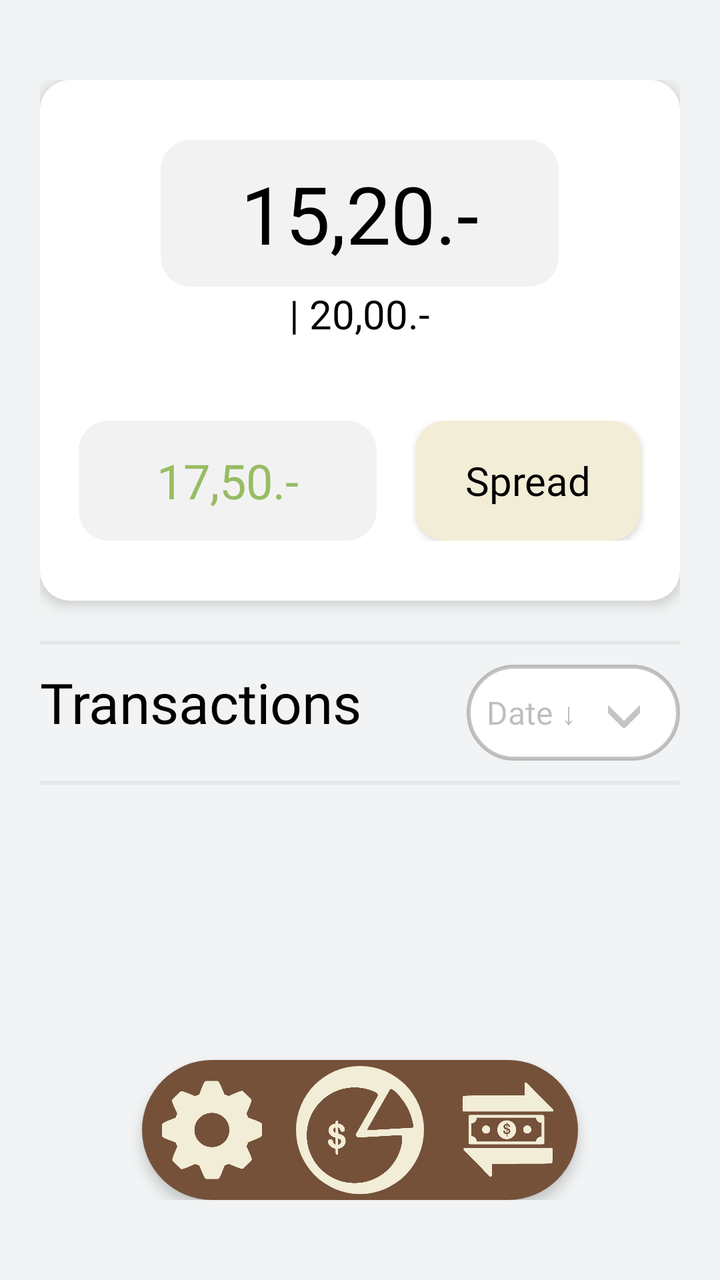
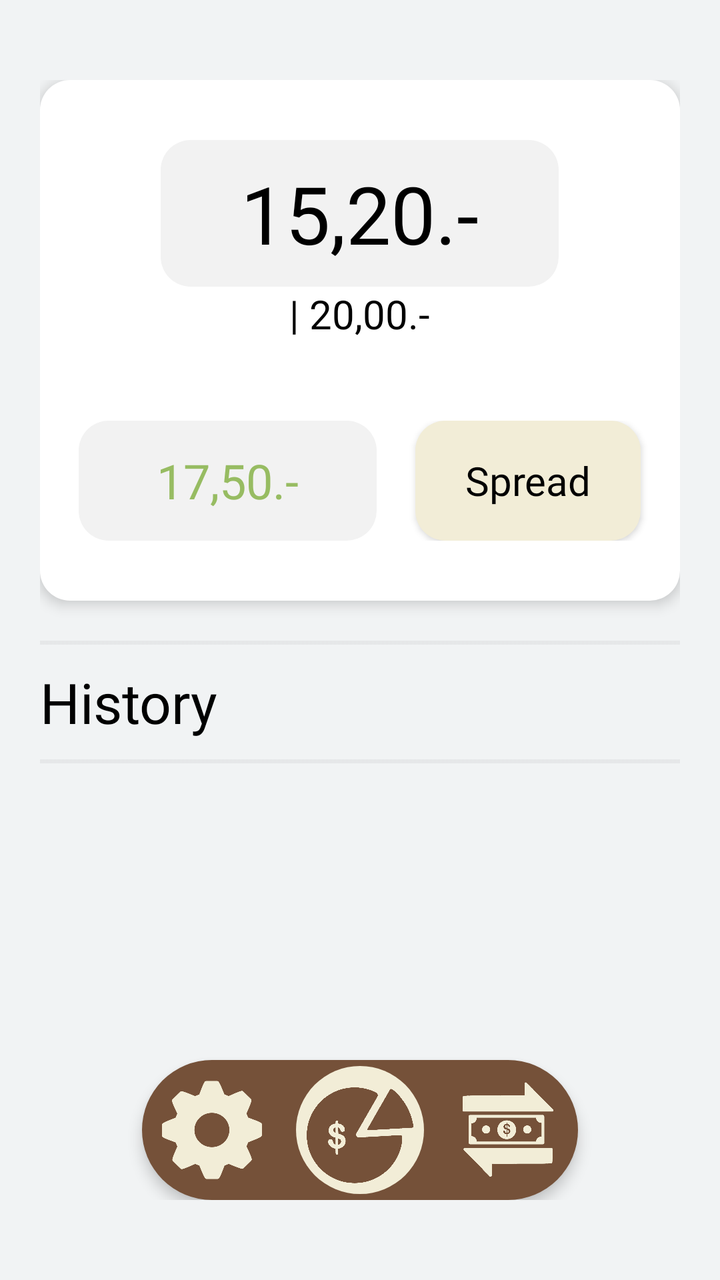

Two renders of the same Android screen: before a commit and after it. Below are the layout's source before the change and the commit's diff.
<!-- AndroidManifest.xml: application theme Theme.DailyFund -->
<!-- res/layout/activity_main.xml -->
<?xml version="1.0" encoding="utf-8"?>
<androidx.constraintlayout.widget.ConstraintLayout xmlns:android="http://schemas.android.com/apk/res/android"
    xmlns:app="http://schemas.android.com/apk/res-auto"
    xmlns:tools="http://schemas.android.com/tools"
    android:id="@+id/main"
    android:layout_width="match_parent"
    android:layout_height="match_parent"
    android:background="@color/black"
    tools:context=".MainActivity">

    <RelativeLayout xmlns:android="http://schemas.android.com/apk/res/android"
        xmlns:app="http://schemas.android.com/apk/res-auto"
        android:layout_width="match_parent"
        android:layout_height="match_parent"
        android:background="@color/salt"
        android:paddingLeft="20dp"
        android:paddingTop="40dp"
        android:paddingRight="20dp"
        android:paddingBottom="40dp">

        <LinearLayout
            android:id="@+id/ll_data"
            android:layout_width="match_parent"
            android:layout_height="wrap_content"
            android:background="@drawable/box_style"
            android:backgroundTint="@color/white"
            android:orientation="vertical"
            android:elevation="4dp">

            <View
                android:layout_width="match_parent"
                android:layout_height="30dp" />

            <TextView
                android:id="@+id/tv_daily_fund"
                android:layout_width="wrap_content"
                android:layout_height="wrap_content"
                android:text="15,20.-"
                android:textSize="40sp"
                android:textColor="@color/black"
                android:fontFamily="@font/inter_18pt_black"
                android:paddingStart="40dp"
                android:paddingEnd="40dp"
                android:paddingTop="10dp"
                android:paddingBottom="10dp"
                android:background="@drawable/box_style"
                android:layout_gravity="center" />

            <TextView
                android:id="@+id/tv_money_per_day"
                android:layout_width="wrap_content"
                android:layout_height="wrap_content"
                android:text="| 20,00.-"
                android:textSize="20sp"
                android:layout_gravity="center"
                android:textColor="@color/black"

                android:fontFamily="@font/inter_18pt_medium"/>

            <View
                android:layout_width="match_parent"
                android:layout_height="40dp" />

            <LinearLayout
                android:layout_width="match_parent"
                android:layout_height="60dp"
                android:orientation="horizontal">

                <View
                    android:layout_width="0dp"
                    android:layout_height="match_parent"
                    android:layout_weight="1" />

                <TextView
                    android:id="@+id/tv_balance"
                    android:layout_width="wrap_content"
                    android:layout_height="match_parent"
                    android:layout_weight="4"
                    android:text="17,50.-"
                    android:textSize="24sp"
                    android:textColor="@color/green"
                    android:fontFamily="@font/inter_18pt_black"
                    android:background="@drawable/box_style"
                    android:gravity="center" />

                <View
                    android:layout_width="0dp"
                    android:layout_height="match_parent"
                    android:layout_weight="1" />

                <Button
                    android:id="@+id/btn_spread"
                    android:layout_width="wrap_content"
                    android:layout_height="match_parent"
                    android:layout_weight="1"
                    android:text="@string/spread"
                    android:textSize="20sp"
                    android:textAllCaps="false"
                    android:textColor="@color/black"
                    android:fontFamily="@font/inter_18pt_semibold"
                    android:background="@drawable/box_style"
                    android:backgroundTint="@color/beige"
                    android:paddingStart="15dp"
                    android:paddingEnd="15dp" />

                <View
                    android:layout_width="0dp"
                    android:layout_height="match_parent"
                    android:layout_weight="1" />
            </LinearLayout>

            <View
                android:layout_width="match_parent"
                android:layout_height="30dp" />
        </LinearLayout>

        <ImageView
            android:id="@+id/iv_line1"
            android:layout_width="match_parent"
            android:layout_height="wrap_content"
            android:src="@drawable/line1"
            android:layout_marginTop="20dp"
            android:layout_marginBottom="10dp"
            android:scaleType="fitXY"
            android:layout_below="@id/ll_data" />
        <LinearLayout
            android:id="@+id/ll_transactions"
            android:layout_width="match_parent"
            android:layout_height="wrap_content"
            android:layout_below="@id/iv_line1"
            android:orientation="horizontal">

            <TextView
                android:id="@+id/tv_transactions_title"
                android:layout_width="0dp"
                android:layout_height="wrap_content"
                android:layout_weight="7"
                android:text="@string/transactions"
                android:textSize="28sp"
                android:textColor="@color/black"
                android:fontFamily="@font/inter_18pt_bold"/>

            <View
                android:layout_width="0dp"
                android:layout_height="match_parent"
                android:layout_weight="1" />

            <Button
                android:id="@+id/btn_sort"
                android:layout_width="0dp"
                android:layout_height="wrap_content"
                android:layout_weight="4"
                android:background="@drawable/sort_btn_bg"
                android:text="@string/date_sort"
                android:textAllCaps="false"
                android:textSize="16sp"
                android:textColor="@color/black_26"
                android:fontFamily="@font/inter_18pt_medium"
                android:gravity="start|center"
                android:paddingStart="10dp"
                android:paddingEnd="10dp"
                android:layout_gravity="center"
                />
        </LinearLayout>

        <ImageView
            android:layout_width="16dp"
            android:layout_height="16dp"
            android:src="@drawable/down_arrow"
            android:scaleType="centerCrop"
            app:tint="@color/black_23"
            android:layout_alignTop="@id/ll_transactions"
            android:layout_alignBottom="@id/ll_transactions"
            android:layout_alignEnd="@id/ll_transactions"
            android:layout_marginEnd="20dp"
            android:layout_marginBottom="2dp"/>

        <ImageView
            android:id="@+id/iv_line2"
            android:layout_width="match_parent"
            android:layout_height="wrap_content"
            android:src="@drawable/line1"
            android:layout_marginBottom="10dp"
            android:scaleType="fitXY"
            android:layout_below="@id/ll_transactions"
            android:layout_marginTop="10dp"/>

        <ListView
            android:id="@+id/lv_transactions"
            android:layout_width="match_parent"
            android:layout_height="wrap_content"
            android:layout_below="@id/iv_line2"
            android:layout_marginTop="5dp"/>

        <LinearLayout
            android:id="@+id/ll_navigation"
            android:layout_width="wrap_content"
            android:layout_height="wrap_content"
            android:layout_alignParentBottom="true"
            android:layout_centerInParent="true"
            android:background="@drawable/navigation_bar"
            android:orientation="horizontal"
            android:elevation="4dp">

            <ImageButton
                android:id="@+id/btn_settings"
                android:layout_width="64dp"
                android:layout_height="64dp"
                android:layout_marginTop="3dp"
                android:layout_marginBottom="3dp"
                android:layout_marginStart="3dp"
                android:background="@null"
                android:contentDescription="@string/navigate_to_settings"
                android:src="@drawable/settings_logo"
                android:scaleType="centerCrop"
                android:padding="7dp"
                app:tint="@color/beige" />

            <View
                android:layout_width="10dp"
                android:layout_height="match_parent" />

            <ImageView
                android:id="@+id/iv_main"
                android:layout_width="64dp"
                android:layout_height="64dp"
                android:layout_marginTop="3dp"
                android:layout_marginBottom="3dp"
                android:background="@drawable/navigation_btn_bg"
                android:src="@drawable/budget_logo"
                android:scaleType="centerCrop"
                android:padding="5dp"
                app:tint="@color/brown" />

            <View
                android:layout_width="10dp"
                android:layout_height="match_parent" />

            <ImageButton
                android:id="@+id/btn_transactions"
                android:layout_width="64dp"
                android:layout_height="64dp"
                android:layout_marginTop="3dp"
                android:layout_marginBottom="3dp"
                android:layout_marginEnd="3dp"
                android:paddingStart="10dp"
                android:paddingEnd="10dp"
                android:background="@null"
                android:contentDescription="@string/navigate_to_transaction"
                android:src="@drawable/transaction_logo"
                android:scaleType="centerCrop"
                android:padding="7dp"
                app:tint="@color/beige"/>
        </LinearLayout>
    </RelativeLayout>

</androidx.constraintlayout.widget.ConstraintLayout>
<!-- resources referenced by this layout -->
<resources>
  <color name="beige">#F2EDD7</color>
  <color name="black">#000000</color>
  <color name="black_23">#3B000000</color>
  <color name="black_26">#42000000</color>
  <color name="brown">#755139</color>
  <color name="green">#97BC62</color>
  <color name="salt">#F1F3F4</color>
  <color name="white">#FFFFFFFF</color>
  <!-- drawable box_style (drawable) -->
  <?xml version="1.0" encoding="utf-8"?>
  <selector xmlns:android="http://schemas.android.com/apk/res/android">
  
      <item>
          <shape>
              <solid android:color="@color/salt2"/>
              <corners android:radius="15dp"/>
          </shape>
      </item>
  </selector>
  <!-- drawable budget_logo: png bitmap (drawable, 60241 bytes) -->
  <!-- drawable down_arrow: png bitmap (drawable, 2806 bytes) -->
  <!-- drawable line1: png bitmap (drawable, 142 bytes) -->
  <!-- drawable navigation_bar (drawable) -->
  <?xml version="1.0" encoding="utf-8"?>
  <selector xmlns:android="http://schemas.android.com/apk/res/android">
  
      <item>
          <shape android:shape="rectangle">
              <solid android:color="@color/brown"/>
              <corners android:radius="40dp"/>
          </shape>
      </item>
  </selector>
  <!-- drawable navigation_btn_bg (drawable) -->
  <?xml version="1.0" encoding="utf-8"?>
  <selector xmlns:android="http://schemas.android.com/apk/res/android">
      <item>
          <shape android:shape="oval">
              <solid android:color="@color/beige"/>
          </shape>
      </item>
  </selector>
  <!-- drawable settings_logo: png bitmap (drawable, 33157 bytes) -->
  <!-- drawable sort_btn_bg (drawable) -->
  <?xml version="1.0" encoding="utf-8"?>
  <selector xmlns:android="http://schemas.android.com/apk/res/android">
      <item>
          <shape android:shape="rectangle">
              <solid android:color="@color/white"/>"/>
              <corners android:radius="30dp"/>
              <stroke android:width="2dp" android:color="@color/black_23"/>
          </shape>
      </item>
  </selector>
  <!-- drawable transaction_logo: png bitmap (drawable, 58359 bytes) -->
  <string name="date_sort">Date ↓</string>
  <string name="navigate_to_settings">Navigate to settings</string>
  <string name="navigate_to_transaction">Navigate to transactions menu</string>
  <string name="spread">Spread</string>
  <string name="transactions">Transactions</string>
  <style name="Theme.DailyFund" parent="Base.Theme.Dailyfundv2" />
  <color name="salt2">#F2F2F2</color>
  <style name="Base.Theme.Dailyfundv2" parent="Theme.AppCompat.Light.NoActionBar">
          
          
      </style>
</resources>

<!-- the commit's change to res/layout/activity_main.xml (unified diff, before → after) -->
@@ -123,57 +123,15 @@
             android:layout_marginBottom="10dp"
             android:scaleType="fitXY"
             android:layout_below="@id/ll_data" />
-        <LinearLayout
-            android:id="@+id/ll_transactions"
+        <TextView
+            android:id="@+id/tv_history_title"
             android:layout_width="match_parent"
             android:layout_height="wrap_content"
             android:layout_below="@id/iv_line1"
-            android:orientation="horizontal">
-
-            <TextView
-                android:id="@+id/tv_transactions_title"
-                android:layout_width="0dp"
-                android:layout_height="wrap_content"
-                android:layout_weight="7"
-                android:text="@string/transactions"
-                android:textSize="28sp"
-                android:textColor="@color/black"
-                android:fontFamily="@font/inter_18pt_bold"/>
-
-            <View
-                android:layout_width="0dp"
-                android:layout_height="match_parent"
-                android:layout_weight="1" />
-
-            <Button
-                android:id="@+id/btn_sort"
-                android:layout_width="0dp"
-                android:layout_height="wrap_content"
-                android:layout_weight="4"
-                android:background="@drawable/sort_btn_bg"
-                android:text="@string/date_sort"
-                android:textAllCaps="false"
-                android:textSize="16sp"
-                android:textColor="@color/black_26"
-                android:fontFamily="@font/inter_18pt_medium"
-                android:gravity="start|center"
-                android:paddingStart="10dp"
-                android:paddingEnd="10dp"
-                android:layout_gravity="center"
-                />
-        </LinearLayout>
-
-        <ImageView
-            android:layout_width="16dp"
-            android:layout_height="16dp"
-            android:src="@drawable/down_arrow"
-            android:scaleType="centerCrop"
-            app:tint="@color/black_23"
-            android:layout_alignTop="@id/ll_transactions"
-            android:layout_alignBottom="@id/ll_transactions"
-            android:layout_alignEnd="@id/ll_transactions"
-            android:layout_marginEnd="20dp"
-            android:layout_marginBottom="2dp"/>
+            android:text="@string/history"
+            android:textSize="28sp"
+            android:textColor="@color/black"
+            android:fontFamily="@font/inter_18pt_bold"/>
 
         <ImageView
             android:id="@+id/iv_line2"
@@ -182,15 +140,17 @@
             android:src="@drawable/line1"
             android:layout_marginBottom="10dp"
             android:scaleType="fitXY"
-            android:layout_below="@id/ll_transactions"
+            android:layout_below="@id/tv_history_title"
             android:layout_marginTop="10dp"/>
 
         <ListView
-            android:id="@+id/lv_transactions"
+            android:id="@+id/lv_history"
             android:layout_width="match_parent"
             android:layout_height="wrap_content"
             android:layout_below="@id/iv_line2"
-            android:layout_marginTop="5dp"/>
+            android:layout_above="@+id/ll_navigation"
+            android:layout_marginTop="5dp"
+            android:layout_marginBottom="10dp"/>
 
         <LinearLayout
             android:id="@+id/ll_navigation"
<!-- resource entries referenced after the edit -->
@@ -2,8 +2,6 @@
 <resources>
   <color name="beige">#F2EDD7</color>
   <color name="black">#000000</color>
-  <color name="black_23">#3B000000</color>
-  <color name="black_26">#42000000</color>
   <color name="brown">#755139</color>
   <color name="green">#97BC62</color>
   <color name="salt">#F1F3F4</color>
@@ -20,7 +18,6 @@
       </item>
   </selector>
   <!-- drawable budget_logo: png bitmap (drawable, 60241 bytes) -->
-  <!-- drawable down_arrow: png bitmap (drawable, 2806 bytes) -->
   <!-- drawable line1: png bitmap (drawable, 142 bytes) -->
   <!-- drawable navigation_bar (drawable) -->
   <?xml version="1.0" encoding="utf-8"?>
@@ -43,23 +40,11 @@
       </item>
   </selector>
   <!-- drawable settings_logo: png bitmap (drawable, 33157 bytes) -->
-  <!-- drawable sort_btn_bg (drawable) -->
-  <?xml version="1.0" encoding="utf-8"?>
-  <selector xmlns:android="http://schemas.android.com/apk/res/android">
-      <item>
-          <shape android:shape="rectangle">
-              <solid android:color="@color/white"/>"/>
-              <corners android:radius="30dp"/>
-              <stroke android:width="2dp" android:color="@color/black_23"/>
-          </shape>
-      </item>
-  </selector>
   <!-- drawable transaction_logo: png bitmap (drawable, 58359 bytes) -->
-  <string name="date_sort">Date ↓</string>
+  <string name="history">History</string>
   <string name="navigate_to_settings">Navigate to settings</string>
   <string name="navigate_to_transaction">Navigate to transactions menu</string>
   <string name="spread">Spread</string>
-  <string name="transactions">Transactions</string>
   <style name="Theme.DailyFund" parent="Base.Theme.Dailyfundv2" />
   <color name="salt2">#F2F2F2</color>
   <style name="Base.Theme.Dailyfundv2" parent="Theme.AppCompat.Light.NoActionBar">
